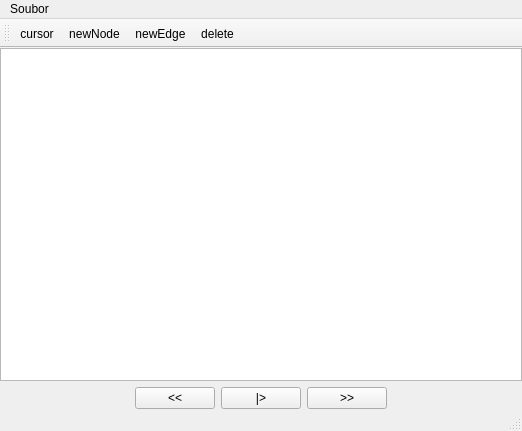
Before: the Qt Designer form mainwindow.ui in MatyMatousek/GAL, drawn with Qt 5.
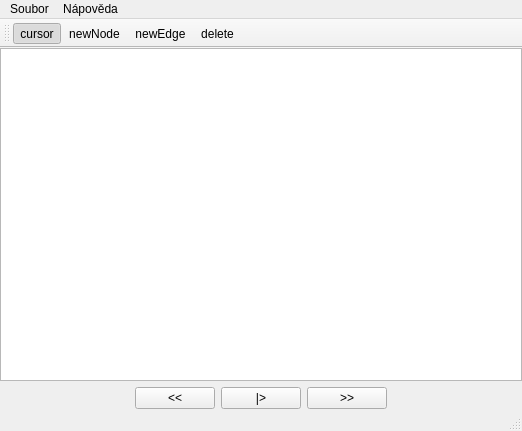
After: the same form once the commit is applied. Icons and pictures are not drawn.

```diff
--- a/mainwindow.ui
+++ b/mainwindow.ui
@@ -128,7 +128,14 @@
     <addaction name="separator"/>
     <addaction name="actionKonec"/>
    </widget>
+   <widget class="QMenu" name="menuO_aplikaci">
+    <property name="title">
+     <string>Nápověda</string>
+    </property>
+    <addaction name="actionO_programu"/>
+   </widget>
    <addaction name="menuSoubor"/>
+   <addaction name="menuO_aplikaci"/>
   </widget>
   <widget class="QToolBar" name="mainToolBar">
    <attribute name="toolBarArea">
@@ -175,6 +182,16 @@
    </property>
   </action>
   <action name="actionCursor">
+   <property name="checkable">
+    <bool>true</bool>
+   </property>
+   <property name="checked">
+    <bool>true</bool>
+   </property>
+   <property name="icon">
+    <iconset resource="MyResources.qrc">
+     <normaloff>:/images/pointer.png</normaloff>:/images/pointer.png</iconset>
+   </property>
    <property name="text">
     <string>cursor</string>
    </property>
```
Left out of the diff: 38 changed lines with no effect on the pictures.
